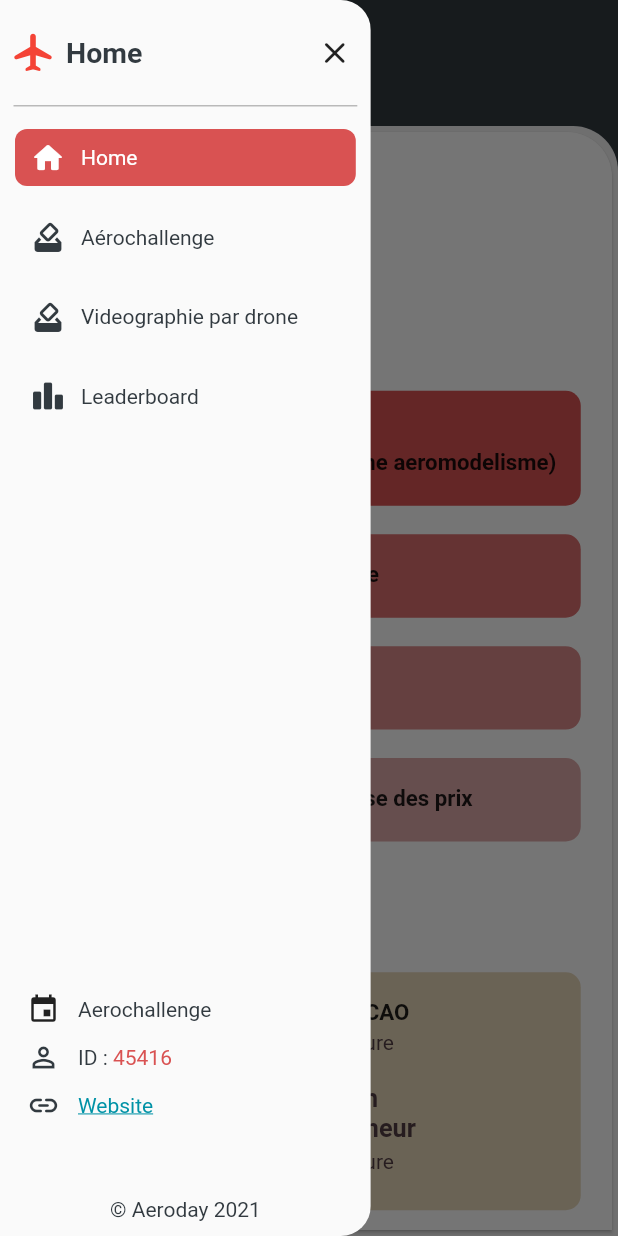
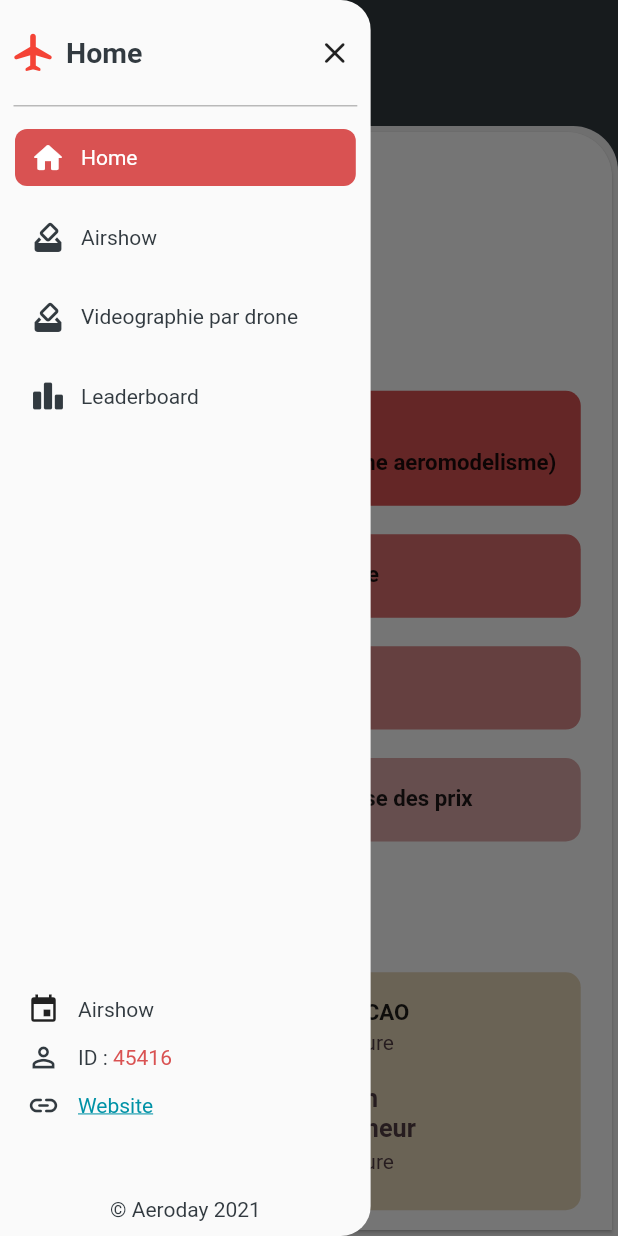
Before and after one commit to kanounzied/aeroday-2021-main, a Flutter app: the screen it shows after launch, with the side drawer open, on a phone screen of 412 x 824 dp. Run offline on Flutter 3.47's test engine with Material 2 defaults, Android fonts, the phone set to English and light mode, and no system bars; our stand-ins replace cached_network_image, cloud_firestore, firebase_auth, firebase_core; accounts and stored records are empty; Roboto replaces fonts that are missing (Arial).

Commit message:
Changed Aerochallenge to Airshow in side bar

```diff
--- a/lib/widgets/sidebar/button.dart
+++ b/lib/widgets/sidebar/button.dart
@@ -52,7 +52,7 @@ class _ButtonState extends State<Button> {
       case 'Home':
         return Icons.home_rounded;
       case 'Videographie par drone':
-      case 'Aérochallenge':
+      case 'Airshow':
         return Icons.how_to_vote_rounded;
       case 'Leaderboard':
         return Icons.leaderboard_rounded;
--- a/lib/widgets/sidebar/sidebar.dart
+++ b/lib/widgets/sidebar/sidebar.dart
@@ -6,11 +6,11 @@ import 'package:aeroday_2021/constants/app_constants.dart';
 import 'package:aeroday_2021/widgets/sidebar/button.dart';
 import 'package:aeroday_2021/widgets/sidebar/bottom_part.dart';
 
-String runningEvent = 'Aerochallenge';
+String runningEvent = 'Airshow';
 int userId = 45416;
 const List<String> pageNames = [
   'Home',
-  'Aérochallenge',
+  'Airshow',
   'Videographie par drone',
   'Leaderboard'
 ]; //add pagename here to add a button
```
